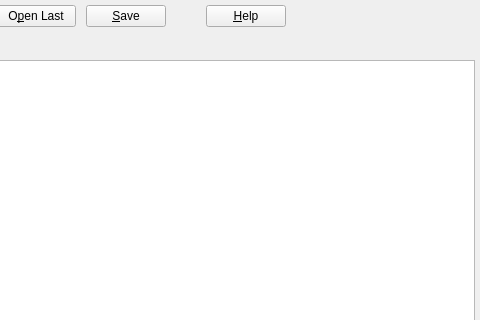
This is forms/project.ui in skriticos/nelia1 as Qt 5 draws it before an edit; both pictures show x 399 to 879 and y 0 to 320 of the 879 by 537 pixel window. The edited form follows.
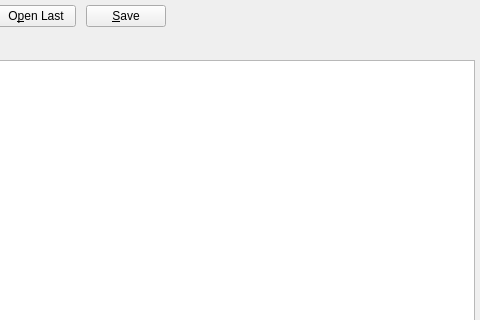
This is the edited form.

Commit message: removed help

```diff
--- a/forms/project.ui
+++ b/forms/project.ui
@@ -115,29 +115,6 @@
     </widget>
    </item>
    <item row="0" column="7">
-    <spacer name="horizontalSpacer_2">
-     <property name="orientation">
-      <enum>Qt::Horizontal</enum>
-     </property>
-     <property name="sizeType">
-      <enum>QSizePolicy::Fixed</enum>
-     </property>
-     <property name="sizeHint" stdset="0">
-      <size>
-       <width>20</width>
-       <height>20</height>
-      </size>
-     </property>
-    </spacer>
-   </item>
-   <item row="0" column="8">
-    <widget class="QPushButton" name="push_help">
-     <property name="text">
-      <string>&amp;Help</string>
-     </property>
-    </widget>
-   </item>
-   <item row="0" column="9">
     <spacer name="horizontalSpacer">
      <property name="orientation">
       <enum>Qt::Horizontal</enum>
```
Left out of the diff: 2 changed lines with no effect on the pictures. The commit also changes 3 other files.
